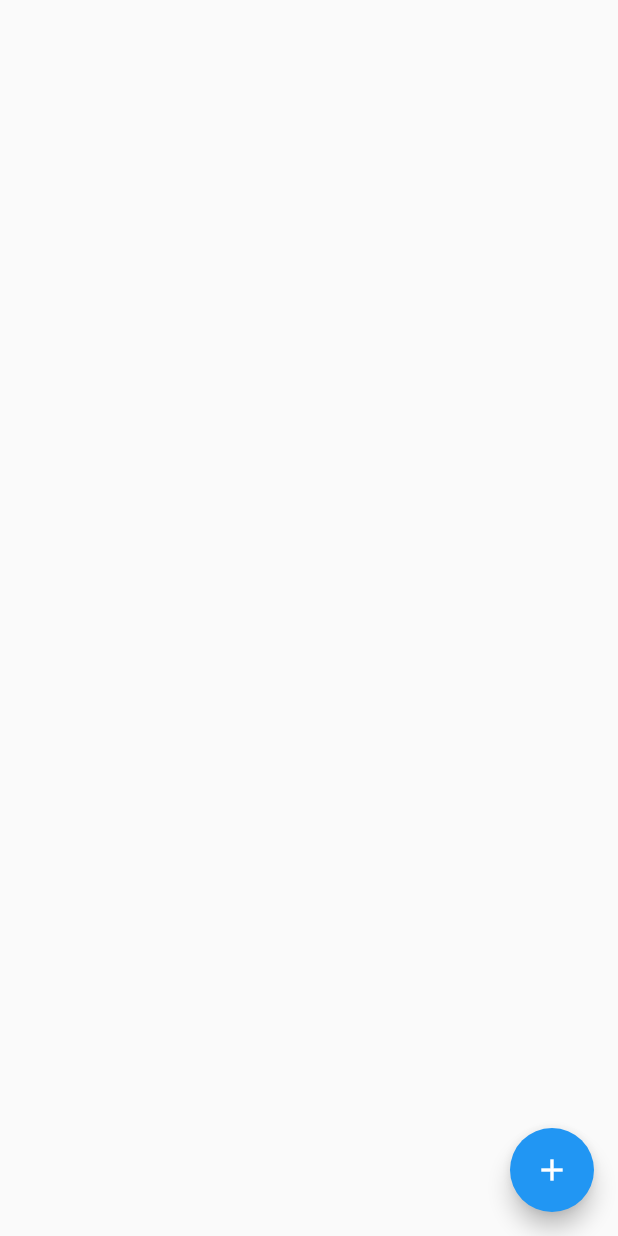
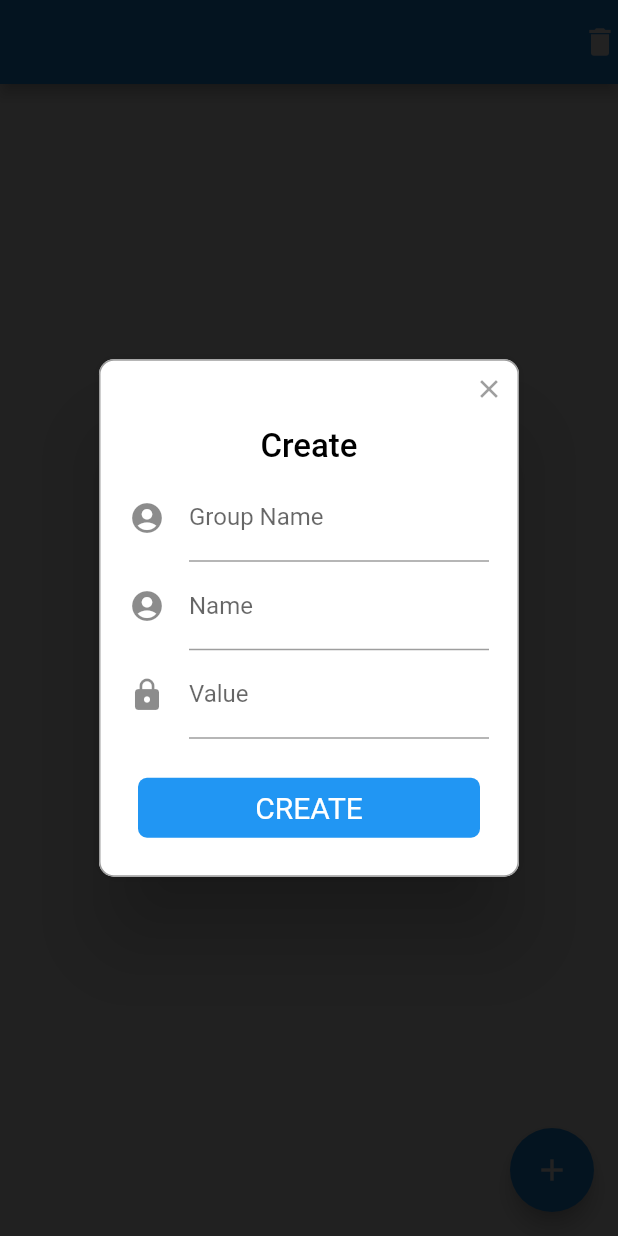
Before and after one commit to hope205/Remote_control, a Flutter app: the screen it shows after launch, after a tap on the "add" icon, on a phone screen of 412 x 824 dp. Run offline on Flutter 3.47's test engine with Material 2 defaults, Android fonts, the phone set to English and light mode, and no system bars; drawn by our look-alikes of rflutter_alert; our stand-ins replace firebase_database, flutter_switch, sqflite; accounts and stored records are empty.

Commit message:
6th commit,database worked properly

```diff
--- a/lib/controlPage.dart
+++ b/lib/controlPage.dart
@@ -1,8 +1,9 @@
 import 'package:flutter/material.dart';
-import 'package:remote_control/functions/local_db.dart';
-import 'functions/Database_functions.dart';
+import 'package:remote_control/functions/Database/local_db.dart';
+import 'functions/Database/cloud_db.dart';
 import 'package:provider/provider.dart';
 import 'functions/task_data.dart';
+import 'functions/Database/local_db.dart';
 
 Functions Database = Functions();
 
@@ -17,16 +18,21 @@ class _ControlState extends State<Control> {
   Future _nameFuture;
 
   getName() async {
-    final _nameData = await DBProvider.db.getName();
+    await DBProvider.db.database;
     List<Map> result = await DBProvider.db.getName();
-    for (int i = 0; i < result.length; i++) {
+    int len = result.length;
+    if (len == null) {
+      bool value = true;
+    }
+    for (int i = 0; i < len; i++) {
       var x = result[i]['name'];
       var b = result[i]['group'];
-      await Provider.of<Data>(context, listen: false).createStartSwitch(x);
+
+      await Provider.of<Data>(context, listen: false).createStartSwitch(x, b);
     }
-    // await DBProvider.db.deleteDatabse();
     return true;
   }
+  // await DBProvider.db.deleteDatabse();
 
   @override
   void initState() {
@@ -38,6 +44,17 @@ class _ControlState extends State<Control> {
   Widget build(BuildContext context) {
     return SafeArea(
       child: Scaffold(
+        appBar: AppBar(
+          actions: [
+            GestureDetector(
+              child: Icon(Icons.delete),
+              onTap: () async {
+                await Provider.of<Data>(context, listen: false)
+                    .DeleteAllSwitch();
+              },
+            ),
+          ],
+        ),
         floatingActionButton: FloatingActionButton(
           onPressed: () {
             Database.alert(context: context);
--- /dev/null
+++ b/lib/functions/Database/local_db.dart
@@ -0,0 +1,139 @@
+import 'dart:io';
+import 'package:sqflite/sqflite.dart';
+import 'package:sqflite/sqlite_api.dart';
+import 'package:path/path.dart';
+import 'package:path_provider/path_provider.dart';
+
+class DBProvider {
+  DBProvider._();
+
+  static final DBProvider db = DBProvider._();
+  static Database _database;
+
+  static const String ID = 'id';
+  static const String NAME = 'name';
+  static const String GROUP = 'groupNames';
+  static const String TABLE = 'class';
+  static const String DB_NAME = 'control.db';
+
+  Future<Database> get database async {
+    if (_database != null) {
+      return _database;
+    } else {
+      _database = await initDB();
+      print('complete');
+      return _database;
+    }
+  }
+
+  // Future<String> databasePath(String dbName) async {
+  //   final DatabasePath = await getDatabasesPath();
+  //   final path = join(DatabasePath, dbName);
+  //
+  //   //check if the thepath exists
+  //   if (await Directory(dirname(path)).exists()) {
+  //     await deleteDatabase(path);
+  //   } else {
+  //     await Directory(dirname(path)).create(recursive: true);
+  //   }
+  //   return path;
+  // }
+
+  Future initDB() async {
+    // final path = await databasePath('control.db');
+    Directory directory = await getApplicationDocumentsDirectory();
+    String path = directory.path + '$DB_NAME';
+
+    var db = await openDatabase(path, version: 1, onCreate: _onCreate);
+    return db;
+  }
+
+  Future _onCreate(Database db, int version) async {
+    try {
+      await db.execute('''
+          CREATE TABLE $TABLE($ID INTEGER PRIMARY KEY, $NAME TEXT NOT NULL, $GROUP TEXT NOT NULL)
+          ''');
+    } catch (e) {
+      print('create data error: $e');
+    }
+    print('correct');
+  }
+
+  // Future<String> databasePath(String dbName) async {
+  //   final DatabasePath = await getDatabasesPath();
+  //   final path = join(DatabasePath, dbName);
+  //
+  //   //check if the thepath exists
+  //   if (await Directory(dirname(path)).exists()) {
+  //     await deleteDatabase(path);
+  //   } else {
+  //     await Directory(dirname(path)).create(recursive: true);
+  //   }
+  //   return path;
+  // }
+
+  // initDB() async {
+  //   // var db = 'remot.db';
+  //   // final db = await database;
+  //   final path = await databasePath('remot.db');
+  //   return await openDatabase(
+  //     path,
+  //     onCreate: (db, version) async {
+  //       try {
+  //         await db.execute(
+  //           'CREATE TABLE switch (id INTEGER PRIMARY KEY , name TEXT ,group TEXT)',
+  //         );
+  //       } catch (e) {
+  //         print('this is exception : $e');
+  //       }
+  //     },
+  //     version: 1,
+  //   );
+  // }
+  // 'CREATE TABLE switch(id INTEGER  PRIMARY KEY NOT NULL, name TEXT NOT NULL, group TEXT NOT NULL)'
+
+  Future<dynamic> newName({String newName, String groups}) async {
+    var res;
+    final db = await database;
+    try {
+      res = await db.rawInsert(
+          'INSERT INTO $TABLE($NAME , $GROUP) VALUES (?,?)',
+          ['$newName', '$groups']);
+    } catch (e) {
+      print('throw it: $e');
+    }
+    return res;
+  }
+
+  Future<dynamic> DeleteName(identity) async {
+    var res;
+    final db = await database;
+    try {
+      res = await db
+          .rawDelete('DELETE FROM $TABLE WHERE $NAME = (?)', ['$identity']);
+    } catch (e) {
+      print('Delete error: $e');
+    }
+    return res;
+  }
+
+  Future<dynamic> getName() async {
+    final db = await database;
+    try {
+      var res = await db.query('$TABLE');
+      if (res.length == 0) {
+        return null;
+      } else {
+        res.forEach((row) => print(row));
+        return res;
+      }
+    } catch (e) {
+      print('getName error: $e');
+    }
+  }
+
+  // Future deleteDatabse() async {
+  //   String path = join(await getDatabasesPath(), 'control.db');
+  //   await deleteDatabase(path);
+  // }
+}
--- a/lib/functions/local_db.dart
+++ /dev/null
@@ -1,62 +0,0 @@
-import 'package:sqflite/sqflite.dart';
-import 'package:sqflite/sqlite_api.dart';
-import 'package:path/path.dart';
-
-class DBProvider {
-  DBProvider._();
-
-  static final DBProvider db = DBProvider._();
-  static Database _database;
-
-  Future<Database> get database async {
-    if (_database != null) {
-      return _database;
-    } else {
-      _database = await initDB();
-      return _database;
-    }
-  }
-
-  initDB() async {
-    return await openDatabase(
-      join(await getDatabasesPath(), 'control.db'),
-      onCreate: (db, version) async {
-        await db.execute(
-            'CREATE TABLE switch(id INTEGER  PRIMARY KEY NOT NULL, name TEXT NOT NULL, group TEXT NOT NULL)');
-      },
-      version: 1,
-    );
-  }
-
-  Future<dynamic> newName({String newName, String groups}) async {
-    final db = await database;
-    var res = await db.rawInsert(
-        'INSERT INTO switch(name,group) VALUES (?,?)', ["$newName", "$groups"]);
-
-    return res;
-  }
-
-  Future<dynamic> DeleteName(identity) async {
-    final db = await database;
-    var res =
-        await db.rawDelete('DELETE FROM switch WHERE name = ?', ['$identity']);
-
-    return res;
-  }
-
-  Future<dynamic> getName() async {
-    final db = await database;
-    var res = await db.query('switch');
-    if (res.length == 0) {
-      return null;
-    } else {
-      res.forEach((row) => print(row));
-      return res;
-    }
-  }
-
-  Future deleteDatabse() async {
-    String path = join(await getDatabasesPath(), 'control.db');
-    await deleteDatabase(path);
-  }
-}
--- a/pubspec.yaml
+++ b/pubspec.yaml
@@ -34,6 +34,7 @@ dependencies:
   flutter_switch: ^0.1.4
   sqflite: ^1.3.0
   path: ^1.7.0
+  path_provider: ^1.6.24
 
 dev_dependencies:
   flutter_test:
```
Also changed, not shown: lib/functions/Database/cloud_db.dart (renamed from lib/functions/cloud_db.dart, +6 -2 lines), lib/functions/task_data.dart (+41 -5 lines), pubspec.lock.
